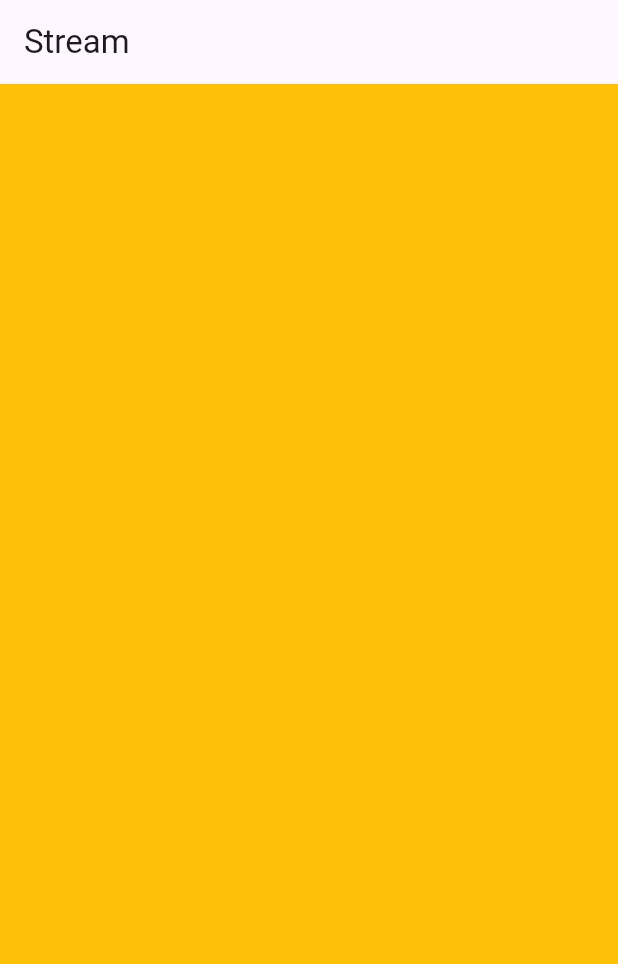
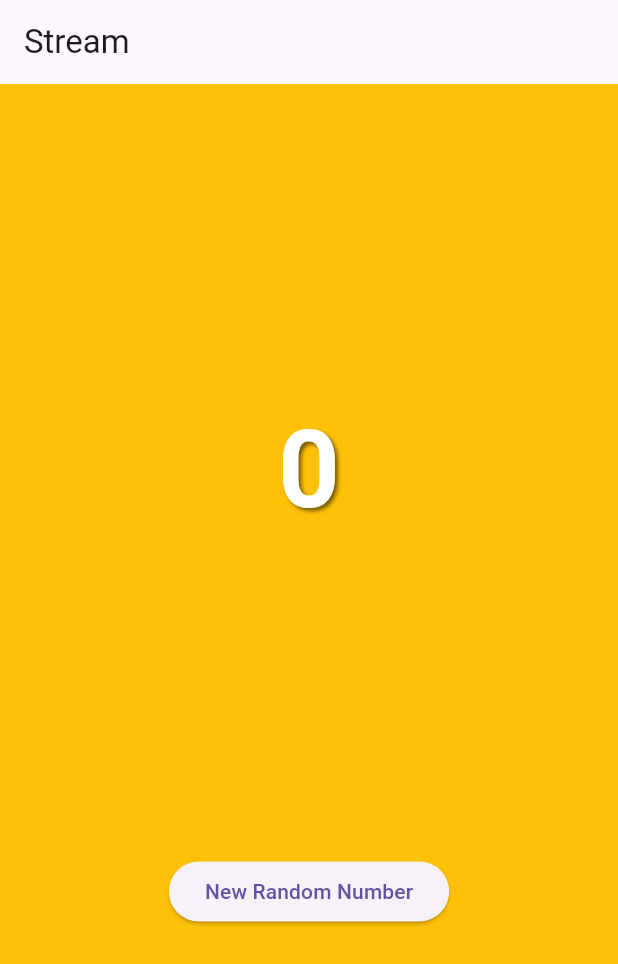
Before and after one commit to evanparisya/stream_evan, a Flutter app: the screen it shows after launch, on a phone screen of 412 x 824 dp. Shown: the top 964 px of the screen. Run offline on Flutter 3.47's test engine with Material 3 defaults, Android fonts, the light colour scheme and no system bars.

Commit message:
W12: Jawaban Soal 8

```diff
--- a/lib/main.dart
+++ b/lib/main.dart
@@ -1,5 +1,7 @@
 import 'package:flutter/material.dart';
-import 'stream.dart';
+import 'stream.dart'; // Pastikan file ini ada
+import 'dart:async';
+import 'dart:math';
 
 void main() {
   runApp(const MyApp());
@@ -12,9 +14,7 @@ class MyApp extends StatelessWidget {
   Widget build(BuildContext context) {
     return MaterialApp(
       title: 'Stream Evan',
-      theme: ThemeData(
-        primarySwatch: Colors.deepPurple,
-      ),
+      theme: ThemeData(primarySwatch: Colors.deepPurple),
       home: const StreamHomePage(),
     );
   }
@@ -28,35 +28,114 @@ class StreamHomePage extends StatefulWidget {
 }
 
 class _StreamHomePageState extends State<StreamHomePage> {
+  // --- Properti Kelas ---
+  Color bgColor = Colors.blueGrey;
+  late ColorStream colorStream; // Digunakan untuk perubahan warna
+
+  int lastNumber = 0; // Menampilkan angka terakhir dari stream
+  late StreamController numberStreamController;
+  late NumberStream numberStream;
+
+  // SOLUSI: Inisialisasi StreamTransformer saat deklarasi (late final)
+  late final StreamTransformer<int, int> transformer = StreamTransformer<int, int>.fromHandlers(
+    handleData: (value, sink) {
+      sink.add(value * 10); // Transformasi data: nilai * 10
+    },
+    handleError: (error, trace, sink) {
+      sink.add(-1); // Transformasi error: ganti error dengan nilai -1
+    },
+    handleDone: (sink) => sink.close()
+  );
+
+  // --- Metode Lifecycle ---
+  @override
+  void initState() {
+    super.initState(); // HARUS di baris pertama
+
+    // Inisialisasi untuk ColorStream
+    colorStream = ColorStream();
+    changeColor(); // Mulai perubahan warna
+
+    // Inisialisasi untuk NumberStream
+    numberStream = NumberStream();
+    numberStreamController = numberStream.controller;
+    Stream stream = numberStreamController.stream;
+
+    // Menggunakan transformer
+    stream.transform(transformer).listen((event) {
+      setState(() {
+        lastNumber = event; // lastNumber menerima nilai yang sudah dikali 10
+      });
+    }).onError((error) {
+      // Callback ini hanya terpicu jika error tidak ditangani oleh transformer
+      setState(() {
+        lastNumber = -99;
+      });
+    });
+  }
+
+  @override
+  void dispose() {
+    numberStreamController.close(); // Tutup controller untuk menghindari memory leak
+    super.dispose();
+  }
+
+  // --- Metode Bisnis ---
+
+  void changeColor() async {
+    // Menggunakan await for atau listen, kode ini menggunakan listen
+    colorStream.getColors().listen((eventColor) {
+      setState(() {
+        bgColor = eventColor;
+      });
+    });
+  }
+
+  void addRandomNumber() {
+    Random random = Random();
+    int myNum = random.nextInt(10);
+
+    // Default: Menambahkan angka acak (akan dikali 10 oleh transformer)
+    numberStream.addNumberToSink(myNum);
+
+    // UNTUK UJI ERROR, aktifkan baris di bawah ini dan komentari baris di atas
+    // numberStream.addError();
+  }
+
+  // --- Metode Build ---
   @override
   Widget build(BuildContext context) {
     return Scaffold(
-      appBar: AppBar(
-        title: const Text('Stream'),
-      ),
+      appBar: AppBar(title: const Text('Stream')),
+      // Menggunakan bgColor yang diperbarui oleh ColorStream
       body: Container(
         decoration: BoxDecoration(color: bgColor),
-      )
+        child: SizedBox(
+          width: double.infinity,
+          child: Column(
+            mainAxisAlignment: MainAxisAlignment.spaceEvenly,
+            crossAxisAlignment: CrossAxisAlignment.center,
+            children: [
+              // Menampilkan lastNumber yang diperbarui oleh NumberStream
+              Text(
+                lastNumber.toString(),
+                style: const TextStyle(
+                  fontSize: 72,
+                  fontWeight: FontWeight.bold,
+                  color: Colors.white,
+                  shadows: [
+                    Shadow(offset: Offset(2, 2), blurRadius: 3.0, color: Colors.black54)
+                  ]
+                ),
+              ),
+              ElevatedButton(
+                onPressed: () => addRandomNumber(),
+                child: const Text('New Random Number'),
+              ),
+            ],
+          ),
+        ),
+      ),
     );
   }
-
-  Color bgColor = Colors.blueGrey;
-  late ColorStream colorStream;
-
-  void changeColor() async {
-    await for (var eventColor in colorStream.getColors()) {
-      setState(() {
-        bgColor = eventColor;
-      });
-    }
-  }
-
-  @override
-  void initState() {
-    super.initState();
-    colorStream = ColorStream();
-    changeColor();
-  }
-
-
 }
--- a/lib/stream.dart
+++ b/lib/stream.dart
@@ -1,4 +1,5 @@
 import 'package:flutter/material.dart';
+import 'dart:async';
 
 class ColorStream {
   final List<Color> colors = [
@@ -17,3 +18,21 @@ class ColorStream {
     });
   }
 }
+
+class NumberStream {
+  final StreamController<int> controller = StreamController<int>();
+
+  void addNumberToSink(int newNumber) {
+    controller.sink.add(newNumber);
+  }
+
+  void close() {
+    controller.close();
+  }
+
+  addError() {
+    controller.sink.addError('error');
+  }
+
+
+}
```
Also changed, not shown: image-3.png (added), 2 other files.
